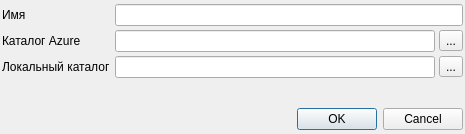
This is src/workspaces/NewWorkspaceDialog.ui in rnikbond/AppLetTF as Qt 5 draws it before an edit. The edited form follows.
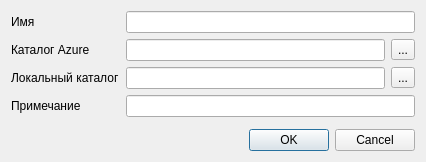
This is the edited form.

Commit message: Добавлено поле 'Примечание' в окне создания рабочей области

What changed in the file:
```diff
--- a/src/workspaces/NewWorkspaceDialog.ui
+++ b/src/workspaces/NewWorkspaceDialog.ui
@@ -6,29 +6,14 @@
    <rect>
     <x>0</x>
     <y>0</y>
-    <width>465</width>
-    <height>134</height>
+    <width>426</width>
+    <height>162</height>
    </rect>
   </property>
   <property name="windowTitle">
    <string>Dialog</string>
   </property>
   <layout class="QVBoxLayout" name="verticalLayout">
-   <property name="spacing">
-    <number>4</number>
-   </property>
-   <property name="leftMargin">
-    <number>2</number>
-   </property>
-   <property name="topMargin">
-    <number>4</number>
-   </property>
-   <property name="rightMargin">
-    <number>2</number>
-   </property>
-   <property name="bottomMargin">
-    <number>4</number>
-   </property>
    <item>
     <layout class="QGridLayout" name="gridLayout">
      <item row="0" column="0">
@@ -72,6 +57,16 @@
        </property>
       </widget>
      </item>
+     <item row="3" column="0">
+      <widget class="QLabel" name="commentLabel">
+       <property name="text">
+        <string>Примечание</string>
+       </property>
+      </widget>
+     </item>
+     <item row="3" column="1" colspan="2">
+      <widget class="QLineEdit" name="commentEdit"/>
+     </item>
      <item row="0" column="1" colspan="2">
       <widget class="QLineEdit" name="nameEdit"/>
      </item>
```
The commit also changes 6 other files.
